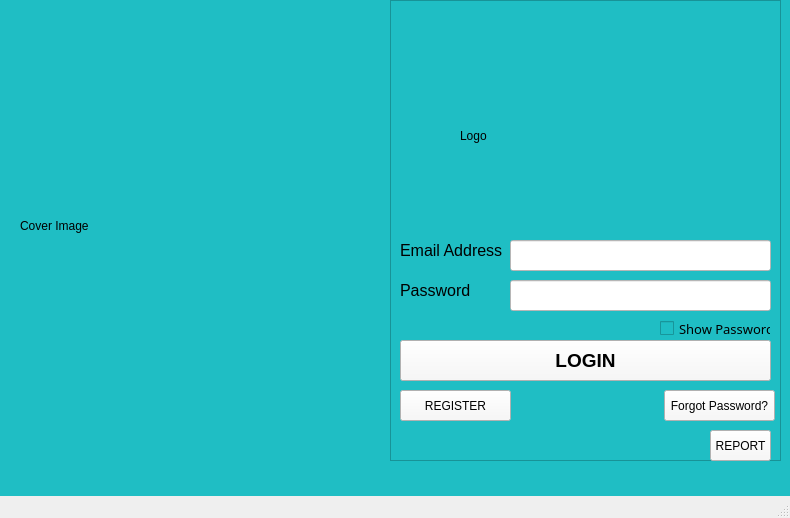
Before: the Qt Designer form Workspace/Task-Reminder-Management-System/loginwindow.ui in hvlhasanka/UOP_SE_Y3S1-SOFT336SL_CROSS_PLATFORM_DEVELOPMENT_IN_C_Plus_Plus, drawn with Qt 5.
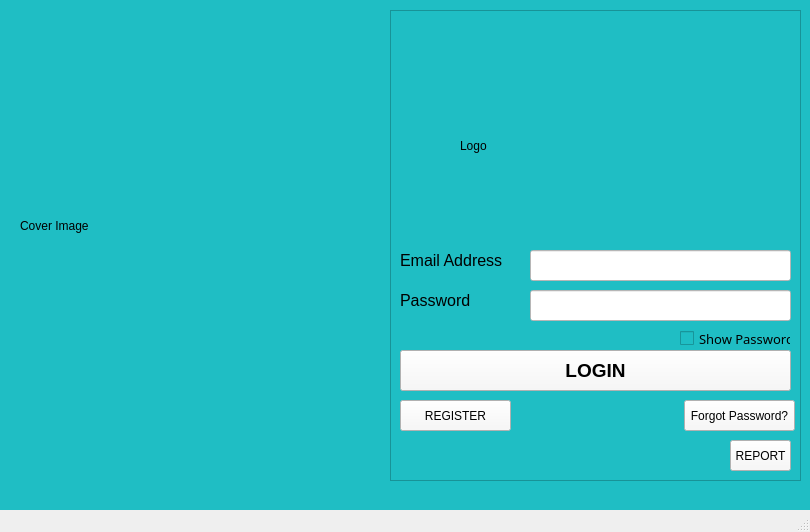
After: the same form once the commit is applied. Icons and pictures are not drawn.

```diff
--- a/Workspace/Task-Reminder-Management-System/loginwindow.ui
+++ b/Workspace/Task-Reminder-Management-System/loginwindow.ui
@@ -9,8 +9,8 @@
    <rect>
     <x>0</x>
     <y>0</y>
-    <width>790</width>
-    <height>518</height>
+    <width>810</width>
+    <height>532</height>
    </rect>
   </property>
   <property name="sizePolicy">
@@ -51,9 +51,9 @@
     <property name="geometry">
      <rect>
       <x>390</x>
-      <y>0</y>
-      <width>391</width>
-      <height>461</height>
+      <y>10</y>
+      <width>411</width>
+      <height>471</height>
      </rect>
     </property>
     <property name="frameShape">
@@ -80,7 +80,7 @@
       <rect>
        <x>10</x>
        <y>340</y>
-       <width>371</width>
+       <width>391</width>
        <height>41</height>
       </rect>
      </property>
@@ -102,7 +102,7 @@
     <widget class="QCheckBox" name="showPassword_checkBox">
      <property name="geometry">
       <rect>
-       <x>270</x>
+       <x>290</x>
        <y>320</y>
        <width>111</width>
        <height>17</height>
@@ -121,7 +121,7 @@
     <widget class="QPushButton" name="forgotPassword_pushButton">
      <property name="geometry">
       <rect>
-       <x>274</x>
+       <x>294</x>
        <y>390</y>
        <width>111</width>
        <height>31</height>
@@ -165,7 +165,7 @@
     <widget class="QLineEdit" name="password_lineEdit">
      <property name="geometry">
       <rect>
-       <x>120</x>
+       <x>140</x>
        <y>280</y>
        <width>261</width>
        <height>31</height>
@@ -192,7 +192,7 @@
       <rect>
        <x>10</x>
        <y>240</y>
-       <width>121</width>
+       <width>141</width>
        <height>21</height>
       </rect>
      </property>
@@ -228,7 +228,7 @@
     <widget class="QLineEdit" name="emailAddress_lineEdit">
      <property name="geometry">
       <rect>
-       <x>120</x>
+       <x>140</x>
        <y>240</y>
        <width>261</width>
        <height>31</height>
@@ -250,7 +250,7 @@
     <widget class="QPushButton" name="report_pushButton">
      <property name="geometry">
       <rect>
-       <x>320</x>
+       <x>340</x>
        <y>430</y>
        <width>61</width>
        <height>31</height>
```
Left out of the diff: 4 changed lines with no effect on the pictures.
